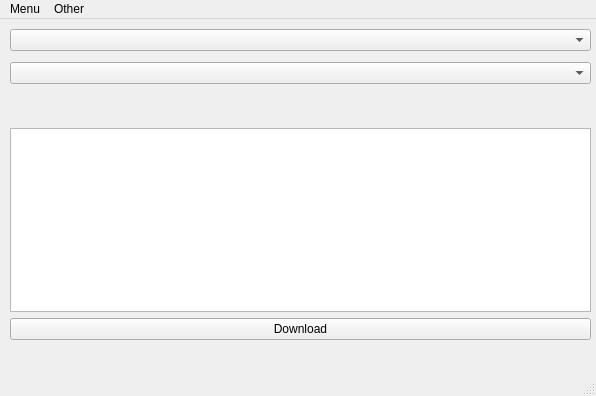
Before: the Qt Designer form Wuxii/main_window.ui in PISK12/UI_download_novel, drawn with Qt 5.
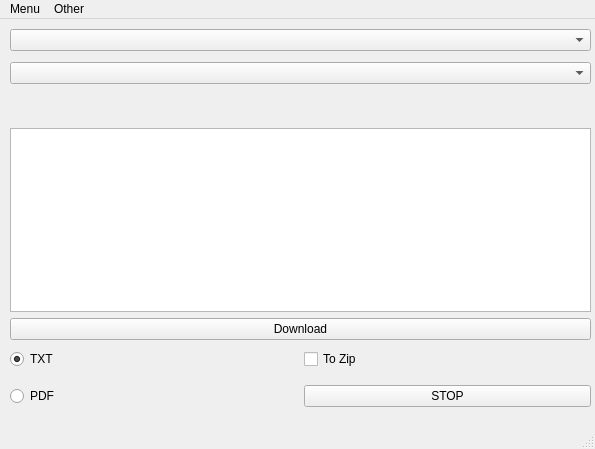
After: the same form once the commit is applied.

Commit message: modified:   Wuxii/WebSite/Wuxiaworld.py 	modified:   Wuxii/WebSiteParentsClass.py 	modified:   Wuxii/WriteOrReadFromFile.py 	modified:   Wuxii/back.py 	new file:   Wuxii/config.py 	new file:   Wuxii/config.ui 	modified:   Wuxii/front_app.py 	modified:   Wuxii/main_window.ui 	or stash them to proceed. 	test/ 	venvWindows/

Diff of the .ui file:
```diff
--- a/Wuxii/main_window.ui
+++ b/Wuxii/main_window.ui
@@ -9,8 +9,8 @@
    <rect>
     <x>0</x>
     <y>0</y>
-       <width>596</width>
-       <height>396</height>
+    <width>595</width>
+    <height>449</height>
    </rect>
   </property>
   <property name="windowTitle">
@@ -99,14 +99,66 @@
      </item>
     </layout>
    </widget>
+   <widget class="QWidget" name="gridLayoutWidget">
+    <property name="geometry">
+     <rect>
+      <x>10</x>
+      <y>320</y>
+      <width>581</width>
+      <height>80</height>
+     </rect>
+    </property>
+    <layout class="QGridLayout" name="gridLayout">
+     <item row="1" column="0">
+      <widget class="QRadioButton" name="pdfRadioButton">
+       <property name="text">
+        <string>PDF</string>
+       </property>
+       <attribute name="buttonGroup">
+        <string notr="true">buttonGroup</string>
+       </attribute>
+      </widget>
+     </item>
+     <item row="0" column="0">
+      <widget class="QRadioButton" name="txtRadioButton">
+       <property name="autoFillBackground">
+        <bool>false</bool>
+       </property>
+       <property name="text">
+        <string>TXT</string>
+       </property>
+       <property name="checked">
+        <bool>true</bool>
+       </property>
+       <attribute name="buttonGroup">
+        <string notr="true">buttonGroup</string>
+       </attribute>
+      </widget>
+     </item>
+     <item row="0" column="1">
+      <widget class="QCheckBox" name="checkBox">
+       <property name="text">
+        <string>To Zip</string>
+       </property>
+      </widget>
+     </item>
+     <item row="1" column="1">
+      <widget class="QPushButton" name="pushButton">
+       <property name="text">
+        <string>STOP</string>
+       </property>
+      </widget>
+     </item>
+    </layout>
+   </widget>
   </widget>
   <widget class="QMenuBar" name="menubar">
    <property name="geometry">
     <rect>
      <x>0</x>
      <y>0</y>
-        <width>596</width>
-        <height>28</height>
+     <width>595</width>
+     <height>21</height>
     </rect>
    </property>
    <widget class="QMenu" name="menuMenu">
```
Left out of the diff: 3 changed lines with no effect on the pictures. Lines whose indentation alone changed are shown as unchanged. The commit also changes 7 other files.
